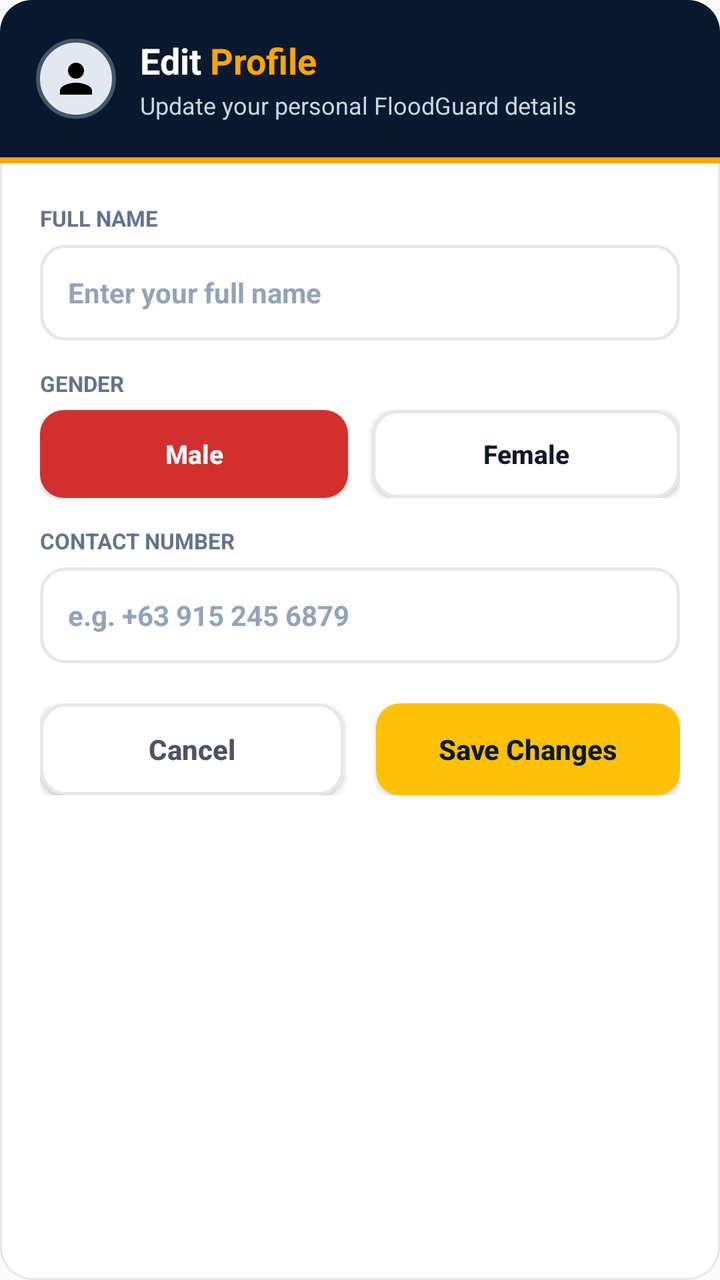
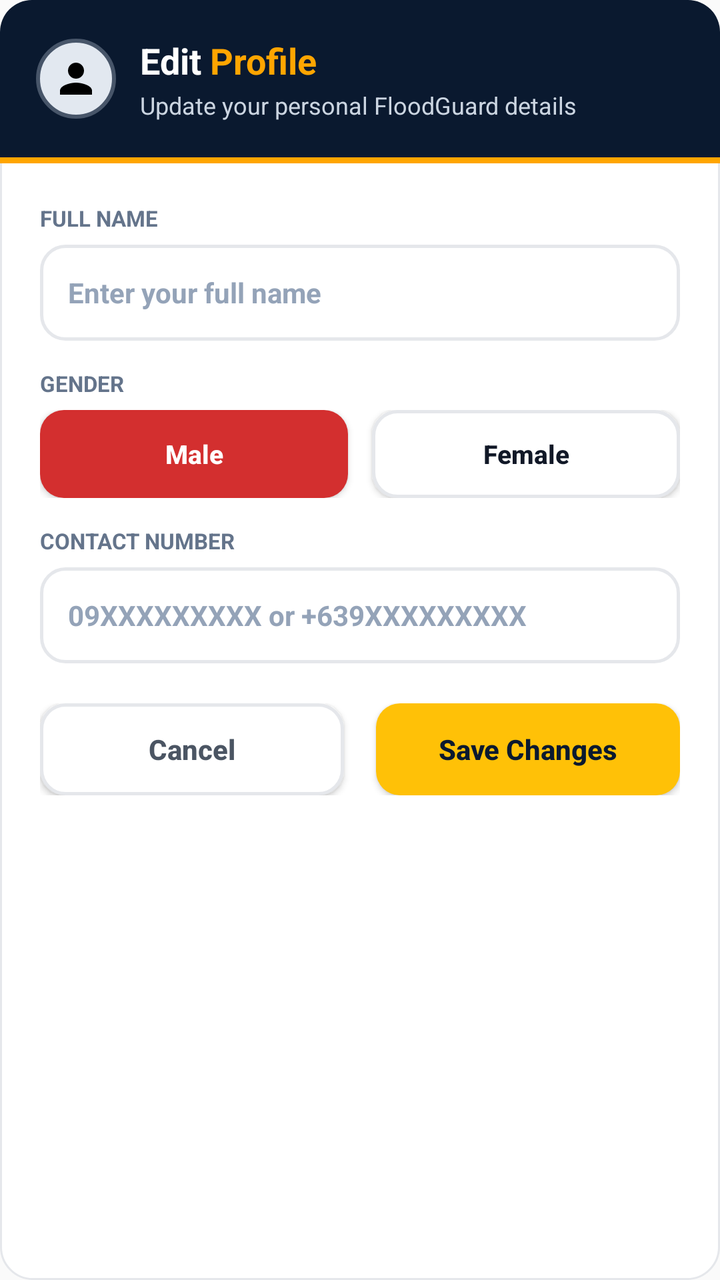

Before-and-after screenshots of an Android layout around one commit, followed by the original layout XML and the change that was made.
<!-- AndroidManifest.xml: application theme Theme.FloodGuard -->
<!-- res/layout/dialog_edit_profile.xml -->
<?xml version="1.0" encoding="utf-8"?>
<LinearLayout xmlns:android="http://schemas.android.com/apk/res/android"
    android:layout_width="match_parent"
    android:layout_height="wrap_content"
    android:background="@drawable/dropdown_menu_bg"
    android:orientation="vertical">

    
    <LinearLayout
        android:layout_width="match_parent"
        android:layout_height="wrap_content"
        android:background="@drawable/dialog_header_bg"
        android:gravity="center_vertical"
        android:orientation="horizontal"
        android:padding="18dp">

        <ImageView
            android:layout_width="40dp"
            android:layout_height="40dp"
            android:background="@drawable/circle_avatar_bg"
            android:padding="8dp"
            android:src="@drawable/ic_profile"
            android:contentDescription="Edit Profile" />

        <LinearLayout
            android:layout_width="0dp"
            android:layout_height="wrap_content"
            android:layout_marginStart="12dp"
            android:layout_weight="1"
            android:orientation="vertical">

            <LinearLayout
                android:layout_width="wrap_content"
                android:layout_height="wrap_content"
                android:orientation="horizontal">

                <TextView
                    android:layout_width="wrap_content"
                    android:layout_height="wrap_content"
                    android:text="Edit "
                    android:textColor="@android:color/white"
                    android:textSize="18sp"
                    android:textStyle="bold" />

                <TextView
                    android:layout_width="wrap_content"
                    android:layout_height="wrap_content"
                    android:text="Profile"
                    android:textColor="#FFA500"
                    android:textSize="18sp"
                    android:textStyle="bold" />
            </LinearLayout>

            <TextView
                android:layout_width="wrap_content"
                android:layout_height="wrap_content"
                android:layout_marginTop="2dp"
                android:text="Update your personal FloodGuard details"
                android:textColor="#CBD5E1"
                android:textSize="12sp" />
        </LinearLayout>
    </LinearLayout>

    
    <View
        android:layout_width="match_parent"
        android:layout_height="3dp"
        android:background="#FFA500" />

    
    <LinearLayout
        android:layout_width="match_parent"
        android:layout_height="wrap_content"
        android:orientation="vertical"
        android:padding="20dp">

        
        <TextView
            android:layout_width="wrap_content"
            android:layout_height="wrap_content"
            android:layout_marginBottom="6dp"
            android:text="FULL NAME"
            android:textColor="#64748B"
            android:textSize="11sp"
            android:textStyle="bold" />

        <EditText
            android:id="@+id/dialogEditName"
            android:layout_width="match_parent"
            android:layout_height="48dp"
            android:layout_marginBottom="14dp"
            android:background="@drawable/search_bg"
            android:hint="Enter your full name"
            android:inputType="textPersonName"
            android:paddingStart="14dp"
            android:paddingEnd="14dp"
            android:textColor="@color/text_primary"
            android:textColorHint="#94A3B8"
            android:textSize="14sp"
            android:textStyle="bold" />

        
        <TextView
            android:layout_width="wrap_content"
            android:layout_height="wrap_content"
            android:layout_marginBottom="6dp"
            android:text="GENDER"
            android:textColor="#64748B"
            android:textSize="11sp"
            android:textStyle="bold" />

        <LinearLayout
            android:layout_width="match_parent"
            android:layout_height="44dp"
            android:layout_marginBottom="14dp"
            android:orientation="horizontal">

            <Button
                android:id="@+id/btnDialogMale"
                android:layout_width="0dp"
                android:layout_height="match_parent"
                android:layout_marginEnd="6dp"
                android:layout_weight="1"
                android:background="@drawable/btn_severity_selected"
                android:text="Male"
                android:textAllCaps="false"
                android:textColor="@android:color/white"
                android:textSize="13sp"
                android:textStyle="bold" />

            <Button
                android:id="@+id/btnDialogFemale"
                android:layout_width="0dp"
                android:layout_height="match_parent"
                android:layout_marginStart="6dp"
                android:layout_weight="1"
                android:background="@drawable/btn_severity_default"
                android:text="Female"
                android:textAllCaps="false"
                android:textColor="@color/text_primary"
                android:textSize="13sp"
                android:textStyle="bold" />
        </LinearLayout>

        
        <TextView
            android:layout_width="wrap_content"
            android:layout_height="wrap_content"
            android:layout_marginBottom="6dp"
            android:text="CONTACT NUMBER"
            android:textColor="#64748B"
            android:textSize="11sp"
            android:textStyle="bold" />

        <EditText
            android:id="@+id/dialogEditContact"
            android:layout_width="match_parent"
            android:layout_height="48dp"
            android:layout_marginBottom="20dp"
            android:background="@drawable/search_bg"
            android:hint="e.g. +63 915 245 6879"
            android:inputType="phone"
            android:paddingStart="14dp"
            android:paddingEnd="14dp"
            android:textColor="@color/text_primary"
            android:textColorHint="#94A3B8"
            android:textSize="14sp"
            android:textStyle="bold" />

        
        <LinearLayout
            android:layout_width="match_parent"
            android:layout_height="wrap_content"
            android:orientation="horizontal">

            <Button
                android:id="@+id/btnDialogCancel"
                android:layout_width="0dp"
                android:layout_height="46dp"
                android:layout_marginEnd="8dp"
                android:layout_weight="1"
                android:background="@drawable/btn_severity_default"
                android:text="Cancel"
                android:textAllCaps="false"
                android:textColor="#4B5563"
                android:textSize="14sp"
                android:textStyle="bold" />

            <Button
                android:id="@+id/btnDialogSave"
                android:layout_width="0dp"
                android:layout_height="46dp"
                android:layout_marginStart="8dp"
                android:layout_weight="1"
                android:background="@drawable/btn_yellow"
                android:text="Save Changes"
                android:textAllCaps="false"
                android:textColor="#0A192F"
                android:textSize="14sp"
                android:textStyle="bold" />
        </LinearLayout>

    </LinearLayout>

</LinearLayout>
<!-- resources referenced by this layout -->
<resources>
  <color name="text_primary">#111827</color>
  <!-- drawable btn_severity_default (drawable) -->
  <?xml version="1.0" encoding="utf-8"?>
  <shape xmlns:android="http://schemas.android.com/apk/res/android"
      android:shape="rectangle">
      <solid android:color="@color/card_bg" />
      <corners android:radius="12dp" />
      <stroke
          android:width="1.5dp"
          android:color="@color/card_stroke" />
  </shape>
  <!-- drawable btn_severity_selected (drawable) -->
  <?xml version="1.0" encoding="utf-8"?>
  <shape xmlns:android="http://schemas.android.com/apk/res/android"
      android:shape="rectangle">
      <solid android:color="#D32F2F" />
      <corners android:radius="12dp" />
  </shape>
  <!-- drawable btn_yellow (drawable) -->
  <?xml version="1.0" encoding="utf-8"?>
  <shape xmlns:android="http://schemas.android.com/apk/res/android"
      android:shape="rectangle">
      <solid android:color="#FFC107" />
      <corners android:radius="12dp" />
  </shape>
  <!-- drawable circle_avatar_bg (drawable) -->
  <?xml version="1.0" encoding="utf-8"?>
  <shape xmlns:android="http://schemas.android.com/apk/res/android"
      android:shape="oval">
      <solid android:color="#E2E8F0" />
      <stroke
          android:width="2dp"
          android:color="#475569" />
  </shape>
  <!-- drawable dialog_header_bg (drawable) -->
  <?xml version="1.0" encoding="utf-8"?>
  <shape xmlns:android="http://schemas.android.com/apk/res/android"
      android:shape="rectangle">
      <solid android:color="#0A192F" />
      <corners
          android:topLeftRadius="16dp"
          android:topRightRadius="16dp"
          android:bottomLeftRadius="0dp"
          android:bottomRightRadius="0dp" />
  </shape>
  <!-- drawable dropdown_menu_bg (drawable) -->
  <?xml version="1.0" encoding="utf-8"?>
  <shape xmlns:android="http://schemas.android.com/apk/res/android"
      android:shape="rectangle">
      <solid android:color="#FFFFFF" />
      <corners android:radius="16dp" />
      <stroke
          android:width="1dp"
          android:color="#E5E7EB" />
  </shape>
  <!-- drawable ic_profile (drawable) -->
  <vector xmlns:android="http://schemas.android.com/apk/res/android"
      android:width="24dp"
      android:height="24dp"
      android:viewportWidth="24"
      android:viewportHeight="24">
      <path
          android:fillColor="#000000"
          android:pathData="M12,12c2.21,0 4,-1.79 4,-4s-1.79,-4 -4,-4 -4,1.79 -4,4 1.79,4 4,4zm0,2c-2.67,0 -8,1.34 -8,4v2h16v-2c0,-2.66 -5.33,-4 -8,-4z" />
  </vector>
  <!-- drawable search_bg (drawable) -->
  <?xml version="1.0" encoding="utf-8"?>
  <shape xmlns:android="http://schemas.android.com/apk/res/android"
      android:shape="rectangle">
      <solid android:color="@color/card_bg" />
      <corners android:radius="12dp" />
      <stroke
          android:width="1.5dp"
          android:color="@color/card_stroke" />
  </shape>
  <style name="Theme.FloodGuard" parent="Theme.AppCompat.DayNight.NoActionBar">
          <item name="windowActionBar">false</item>
          <item name="windowNoTitle">true</item>
      </style>
  <color name="card_bg">#FFFFFF</color>
  <color name="card_stroke">#E5E7EB</color>
</resources>

<!-- the commit's change to res/layout/dialog_edit_profile.xml (unified diff, before → after) -->
@@ -158,7 +158,7 @@
             android:layout_height="48dp"
             android:layout_marginBottom="20dp"
             android:background="@drawable/search_bg"
-            android:hint="e.g. +63 915 245 6879"
+            android:hint="09XXXXXXXXX or +639XXXXXXXXX"
             android:inputType="phone"
             android:paddingStart="14dp"
             android:paddingEnd="14dp"
